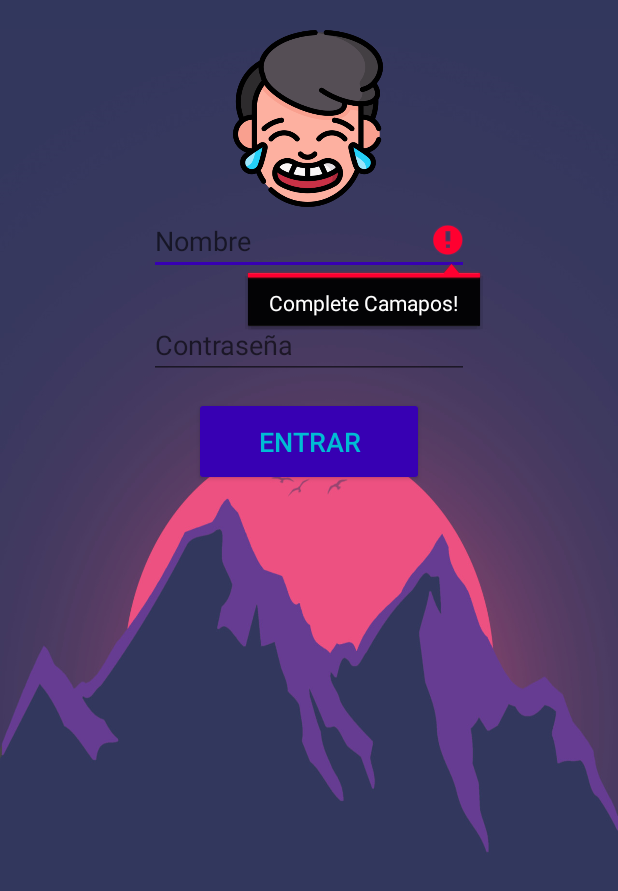
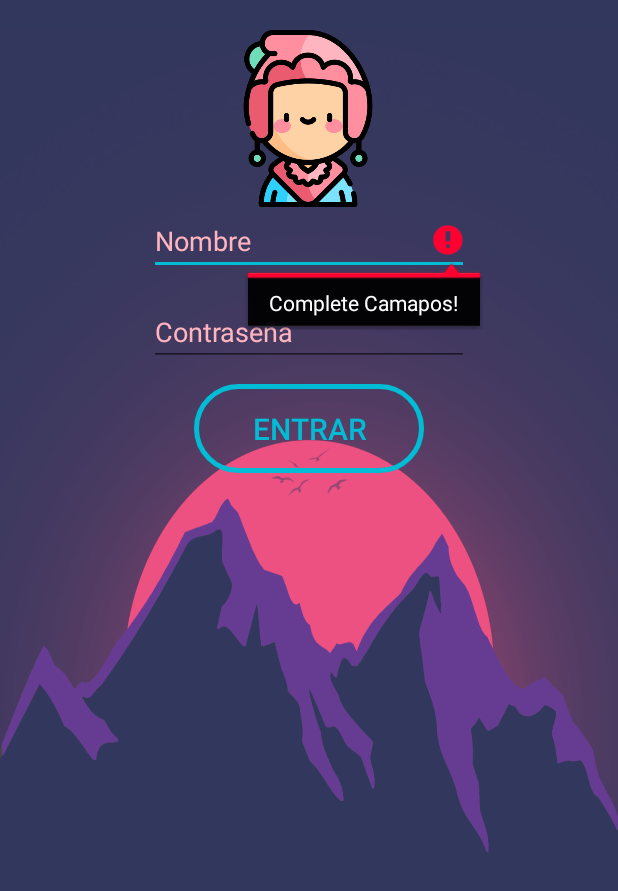
Before and after one commit to gianValentin/Brian, an Android app: the screen it shows after launch (MainActivity), after a tap on "ENTRAR", on a phone screen of 412 x 824 dp. Shown: the top 891 px of the screen. Run offline under Robolectric (Android 15) with nearby library versions, the phone set to English and light mode, and no system bars.

Commit message:
design login

```diff
--- a/app/src/main/java/com/giancarlo/brian/ui/MainActivity.java
+++ b/app/src/main/java/com/giancarlo/brian/ui/MainActivity.java
@@ -4,6 +4,7 @@ import androidx.appcompat.app.AppCompatActivity;
 
 import android.content.Intent;
 import android.os.Bundle;
+import android.util.Log;
 import android.view.View;
 import android.widget.Button;
 import android.widget.EditText;
@@ -19,17 +20,18 @@ import java.util.Locale;
 
 public class MainActivity extends AppCompatActivity implements View.OnClickListener {
 
-    EditText txtNombre,txtContraseña;
+    EditText txtNombre,txtContrase;
     Button btnIngresar;
 
     @Override
     protected void onCreate(Bundle savedInstanceState) {
         super.onCreate(savedInstanceState);
         setContentView(R.layout.activity_main);
-        getSupportActionBar().hide();
+        if(getSupportActionBar() != null)
+            getSupportActionBar().hide();
 
-        txtNombre = (EditText)findViewById(R.id.editText_nombre);
-        txtContraseña = (EditText)findViewById(R.id.editText_contraseña);
+        txtNombre = findViewById(R.id.editText_nombre);
+        txtContrase = findViewById(R.id.editText_contraseña);
         btnIngresar = findViewById(R.id.btnIngresar);
 
         btnIngresar.setOnClickListener(this);
@@ -39,7 +41,7 @@ public class MainActivity extends AppCompatActivity implements View.OnClickListe
     public void onClick(View v) {
 
         String name = txtNombre.getText().toString();
-        String password = txtContraseña.getText().toString();
+        String password = txtContrase.getText().toString();
 
         if(!name.isEmpty() && !password.isEmpty()){
             String user = validar(name,password);
@@ -56,7 +58,7 @@ public class MainActivity extends AppCompatActivity implements View.OnClickListe
             }else{
                 txtNombre.setError("Nombre o Contraseña Erronea!");
                 txtNombre.setText("");
-                txtContraseña.setText("");
+                txtContrase.setText("");
             }
 
         }else{
@@ -77,7 +79,7 @@ public class MainActivity extends AppCompatActivity implements View.OnClickListe
         listUser.add(new UserEntity("giancarlo","12345"));
 
         for(UserEntity userEntity: listUser) {
-            if (userEntity.getName().equals(name) && userEntity.getPassword().equals(password) && fecha.equals("2020-06-14")) {
+            if (userEntity.getName().equals(name) && userEntity.getPassword().equals(password) && fecha.equals("2020-09-16")) {
                 acceso = userEntity.getName();
             }
         }
--- /dev/null
+++ b/app/src/main/res/drawable/circulo_image.xml
@@ -0,0 +1,10 @@
+<?xml version="1.0" encoding="utf-8"?>
+<shape xmlns:android="http://schemas.android.com/apk/res/android">
+
+    <stroke
+        android:color="@color/colorLetter01"
+        android:width="3dp" />
+    <corners
+        android:radius="50dp" />
+
+</shape>
--- a/app/src/main/res/layout/activity_main.xml
+++ b/app/src/main/res/layout/activity_main.xml
@@ -17,7 +17,7 @@
         app:layout_constraintHorizontal_bias="0.498"
         app:layout_constraintStart_toStartOf="parent"
         app:layout_constraintTop_toTopOf="parent"
-        android:src="@drawable/icomfeel"/>
+        android:src="@drawable/icomperuvian"/>
 
     <EditText
         android:id="@+id/editText_nombre"
@@ -26,10 +26,10 @@
         android:autofillHints=""
         android:ems="10"
         android:hint="@string/nombre"
-        android:inputType="textPersonName"
-        android:shadowColor="@color/colorSun"
+        android:inputType="textEmailAddress"
+        android:shadowColor="@color/colorPink"
+        android:textColorHint="@color/colorPink"
         android:textColor="@color/colorLetter01"
-        android:textColorLink="@color/colorSun"
         app:layout_constraintEnd_toEndOf="parent"
         app:layout_constraintStart_toStartOf="parent"
         app:layout_constraintTop_toBottomOf="@+id/imageView2" />
@@ -38,13 +38,14 @@
         android:id="@+id/editText_contraseña"
         android:layout_width="wrap_content"
         android:layout_height="wrap_content"
-        android:layout_marginTop="24dp"
+        android:layout_marginTop="15dp"
         android:autofillHints=""
         android:ems="10"
         android:hint="@string/contrase_a"
         android:inputType="textPassword"
         android:textColor="@color/colorLetter01"
-        android:textColorLink="@color/colorSun"
+        android:textColorLink="@color/colorPink"
+        android:textColorHint="@color/colorPink"
         app:layout_constraintEnd_toEndOf="parent"
         app:layout_constraintStart_toStartOf="parent"
         app:layout_constraintTop_toBottomOf="@+id/editText_nombre" />
@@ -56,10 +57,10 @@
         android:layout_centerHorizontal="true"
         android:layout_centerVertical="true"
         android:layout_marginTop="12dp"
-        android:backgroundTint="@color/colorSun"
+        android:background="@drawable/circulo_image"
         android:text="@string/entrar"
         android:textColor="@color/colorLetter01"
-        android:textSize="18sp"
+        android:textSize="20sp"
         app:layout_constraintEnd_toEndOf="parent"
         app:layout_constraintStart_toStartOf="parent"
         app:layout_constraintTop_toBottomOf="@+id/editText_contraseña"
--- a/app/src/main/res/values/colors.xml
+++ b/app/src/main/res/values/colors.xml
@@ -2,7 +2,8 @@
 <resources>
     <color name="colorPrimary">#6200EE</color>
     <color name="colorPrimaryDark">#3700B3</color>
-    <color name="colorAccent">#3700B3</color>
+    <color name="colorAccent">#00BCD4</color>
     <color name="colorSun">#3700B3</color>
     <color name="colorLetter01">#00BCD4</color>
+    <color name="colorPink">#FFB5C0</color>
 </resources>
--- a/build.gradle
+++ b/build.gradle
@@ -8,7 +8,7 @@ buildscript {
 
     }
     dependencies {
-        classpath 'com.android.tools.build:gradle:4.0.0'
+        classpath 'com.android.tools.build:gradle:4.0.1'
 
 
         // NOTE: Do not place your application dependencies here; they belong
```
Also changed, not shown: app/src/main/res/drawable/icomperuvian.png (added).
